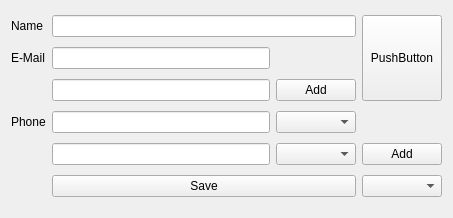
Old version of the form mobile/contacts/editorgeneral.ui in the repository chusopr/kdepim-ktimetracker-akonadi.
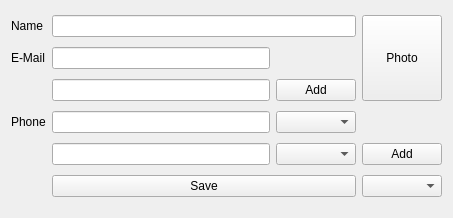
New version of the form. Custom widgets are drawn as their Qt base class.

Commit message: Change label of photo button until we have implemented that properly

The edit to the form file:
```diff
--- a/mobile/contacts/editorgeneral.ui
+++ b/mobile/contacts/editorgeneral.ui
@@ -33,7 +33,7 @@
       </sizepolicy>
      </property>
      <property name="text">
-      <string>PushButton</string>
+      <string>Photo</string>
      </property>
     </widget>
    </item>
```
